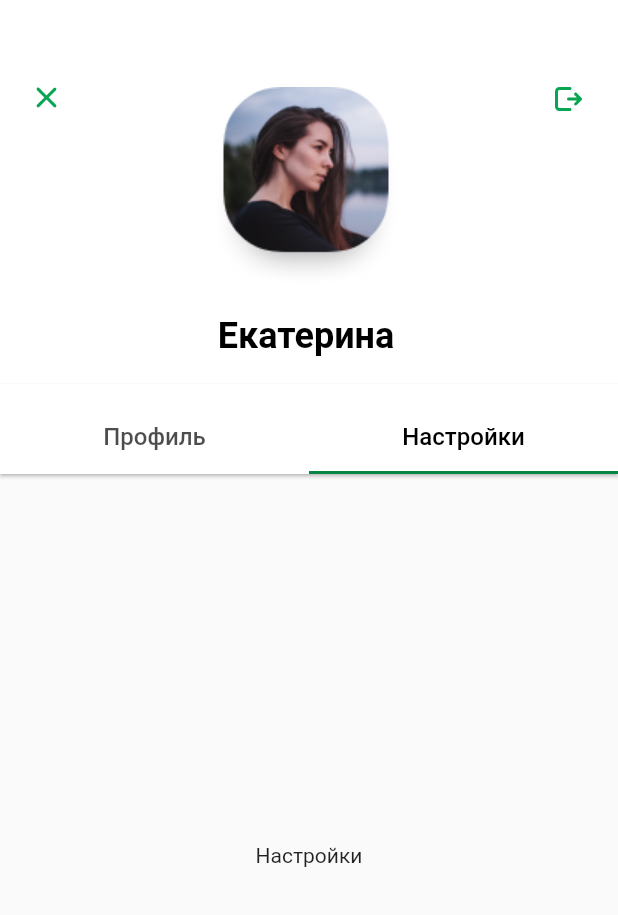
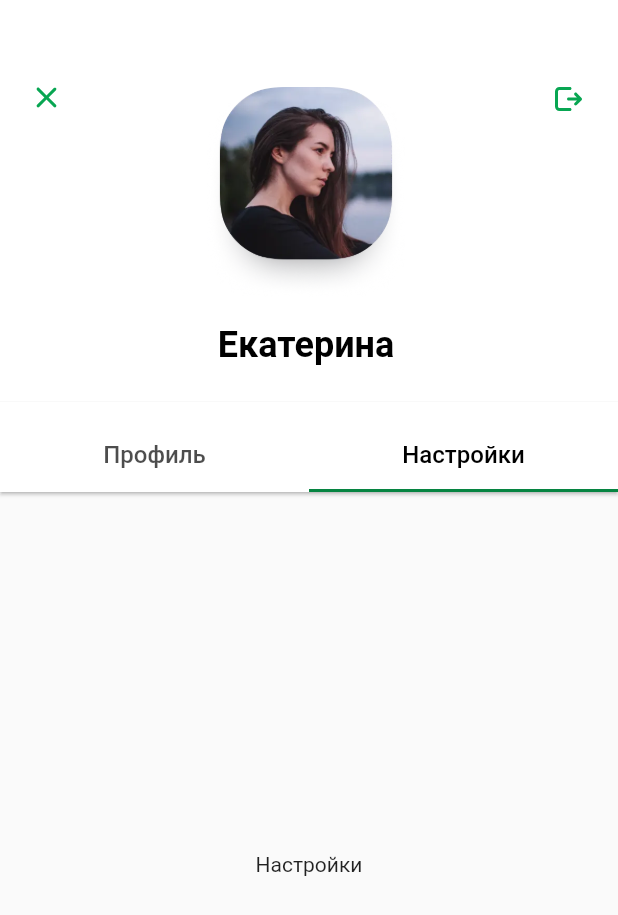
Before and after one commit to DenisPopkov/BankApp, a Flutter app: the screen it shows after launch, tab 2 chosen, on a phone screen of 412 x 824 dp. Shown: the top 915 px of the screen. Run offline on Flutter 3.47's test engine with Material 2 defaults, Android fonts, the phone set to English and light mode, and no system bars; our stand-ins replace flutter_svg; Roboto replaces fonts that are missing (fonts/SF-Pro-Display-Bold, fonts/SF-Pro-Text-Medium).

Commit message:
fix: user image resolution

```diff
--- a/lib/screens/main/resources/img_assets.dart
+++ b/lib/screens/main/resources/img_assets.dart
@@ -7,5 +7,5 @@ class ImageAssets {
   static String roundPercentIcon = 'assets/ic_round_percent.svg';
   static String sberIcon = 'assets/ic_sber.svg';
   static String transferIcon = 'assets/ic_transfer.svg';
-  static String userImage = 'assets/ic_user.png';
+  static String userImage = 'assets/ic_user.webp';
 }
--- a/lib/screens/main/resources/padding_assets.dart
+++ b/lib/screens/main/resources/padding_assets.dart
@@ -17,7 +17,7 @@ class PaddingAssets {
   static double mediumSize = 12.0;
   static double smallIcon = 24.0;
   static double mediumIcon = 34.0;
-  static double imageSize = 110.0;
+  static double imageSize = 140.0;
   static double subscribeItemHeight = 130.0;
   static double subscribeItemWidth = 220.0;
   static double tarriffItemHeight = 54.0;
--- a/lib/screens/main/widgets/top_section.dart
+++ b/lib/screens/main/widgets/top_section.dart
@@ -33,6 +33,8 @@ class TopSection extends StatelessWidget {
             children: [
               Image.asset(
                 ImageAssets.userImage,
+                width: PaddingAssets.imageSize,
+                height: PaddingAssets.imageSize,
               ),
               SizedBox(height: PaddingAssets.headerPadding),
               Text(
@@ -43,7 +45,7 @@ class TopSection extends StatelessWidget {
                     fontWeight: FontWeight.bold,
                     fontSize: FontAssets.largeFontSize24),
               ),
-              SizedBox(height: PaddingAssets.headerPadding),
+              SizedBox(height: PaddingAssets.bigPadding),
             ],
           ),
           SvgPicture.asset(
--- a/pubspec.yaml
+++ b/pubspec.yaml
@@ -61,7 +61,7 @@ flutter:
 
   # To add assets to your application, add an assets section, like this:
   assets:
-    - assets/ic_user.png
+    - assets/ic_user.webp
     - assets/ic_arrow.svg
     - assets/ic_sber.svg
     - assets/ic_close.svg
```
Also changed, not shown: assets/ic_user.png (deleted), assets/ic_user.webp (added).
